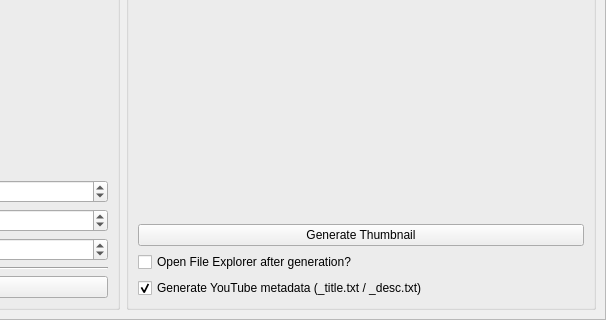
Before: the Qt Designer form src/layout/AutonaThumbnailSettings.ui in yuya-tagu/Autona, drawn with Qt 5; both pictures show x 360 to 966 and y 433 to 753 of the 966 by 753 pixel window.
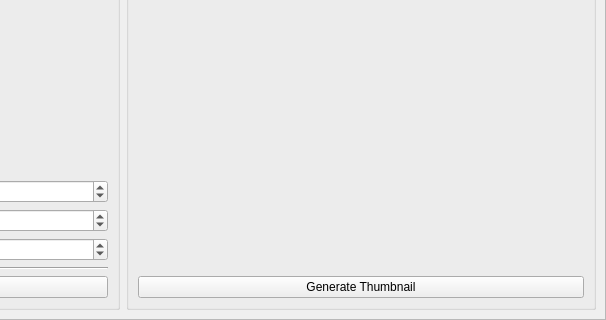
After: the same form once the commit is applied.

What changed in the file:
```diff
--- a/src/layout/AutonaThumbnailSettings.ui
+++ b/src/layout/AutonaThumbnailSettings.ui
@@ -411,29 +411,6 @@
               </property>
              </widget>
             </item>
-            <item>
-             <widget class="QCheckBox" name="openExplorerCheck">
-              <property name="text">
-               <string>Open File Explorer after generation?</string>
-              </property>
-              <property name="checked">
-               <bool>false</bool>
-              </property>
-             </widget>
-            </item>
-            <item>
-             <widget class="QCheckBox" name="generateMetadataCheck">
-              <property name="toolTip">
-               <string>Generate _title.txt / _desc.txt for YouTube alongside the image. Off = image only.</string>
-              </property>
-              <property name="text">
-               <string>Generate YouTube metadata (_title.txt / _desc.txt)</string>
-              </property>
-              <property name="checked">
-               <bool>true</bool>
-              </property>
-             </widget>
-            </item>
            </layout>
           </widget>
          </item>
```
